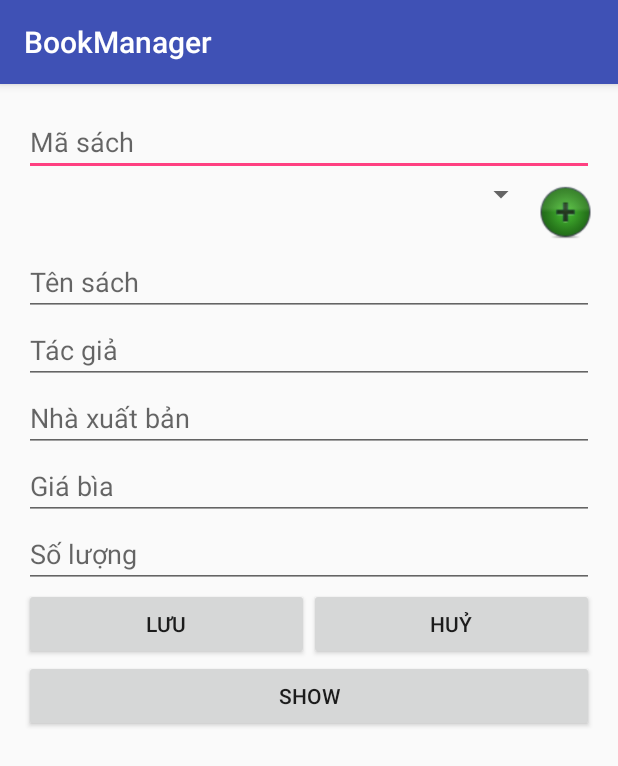
After one commit to tuvvph09410/BookManager, an Android app: the ListBookActivity screen opened directly, with no data from a screen before it, on a phone screen of 412 x 824 dp. The commit adds this screen. Shown: the top 766 px of the screen. Run offline under Robolectric (Android 15) with nearby library versions, the phone set to English and light mode, and no system bars.

Commit message:
Lab7_tuvvph09410

```diff
--- a/app/build.gradle
+++ b/app/build.gradle
@@ -1,6 +1,3 @@
-
-
-
 apply plugin: 'com.android.application'
 
 apply plugin: 'kotlin-android'
@@ -27,7 +24,7 @@ android {
 
 dependencies {
     implementation fileTree(dir: 'libs', include: ['*.jar'])
-    implementation"org.jetbrains.kotlin:kotlin-stdlib-jdk7:$kotlin_version"
+    implementation "org.jetbrains.kotlin:kotlin-stdlib-jdk7:$kotlin_version"
     implementation 'com.android.support:appcompat-v7:28.0.0'
     implementation 'com.android.support.constraint:constraint-layout:1.1.3'
     implementation 'com.android.support:design:28.0.0'
--- a/app/src/main/AndroidManifest.xml
+++ b/app/src/main/AndroidManifest.xml
@@ -8,6 +8,7 @@
         android:label="@string/app_name"
         android:supportsRtl="true"
         android:theme="@style/AppTheme">
+        <activity android:name=".ListBookActivity"></activity>
         <activity android:name=".SplashScreenActivity">
             <intent-filter>
                 <action android:name="android.intent.action.MAIN" />
@@ -22,16 +23,13 @@
         <activity
             android:name=".TheLoaiActivity"
             android:parentActivityName=".ListTheLoaiActivity" />
-
         <activity android:name=".MainActivity" />
         <activity
             android:name=".ListNguoiDungActivity"
             android:parentActivityName=".MainActivity" />
-
         <activity
             android:name=".ListTheLoaiActivity"
             android:parentActivityName=".MainActivity" />
-
     </application>
 
 </manifest>
--- /dev/null
+++ b/app/src/main/java/com/edu/fpoly/bookmanager/ListBookActivity.kt
@@ -0,0 +1,11 @@
+package com.edu.fpoly.bookmanager
+
+import android.support.v7.app.AppCompatActivity
+import android.os.Bundle
+
+class ListBookActivity : AppCompatActivity() {
+    override fun onCreate(savedInstanceState: Bundle?) {
+        super.onCreate(savedInstanceState)
+        setContentView(R.layout.activity_list_book)
+    }
+}
--- a/app/src/main/java/com/edu/fpoly/bookmanager/MainActivity.java
+++ b/app/src/main/java/com/edu/fpoly/bookmanager/MainActivity.java
@@ -41,8 +41,8 @@ public class MainActivity extends AppCompatActivity {
     }
 
     public void viewListBookActivity(View v){
-        //Intent intent = new Intent(MainActivity.this,ListBookActivity.class);
-        //startActivity(intent);
+        Intent intent = new Intent(MainActivity.this,ListBookActivity.class);
+        startActivity(intent);
     }
     public void ViewListHoaDonActivity(View v){
        // Intent intent = new Intent(MainActivity.this,ListHoaDonActivity.class);
--- a/app/src/main/java/com/edu/fpoly/bookmanager/dao/NguoiDungDao.java
+++ b/app/src/main/java/com/edu/fpoly/bookmanager/dao/NguoiDungDao.java
@@ -15,6 +15,7 @@ import java.util.List;
 public class NguoiDungDao  {
     private SQLiteDatabase db;
     private DatabaseHelper databaseHelper;
+
     public static final  String TABLE_NAME="nguoidung";
     public static final String SQL_NGUOI_DUNG="CREATE TABLE NguoiDung ( username text primary key, password text, phone text, hoten text)";
     public static final String TAG="NguoiDungDao";
--- a/app/src/main/java/com/edu/fpoly/bookmanager/model/TheLoai.java
+++ b/app/src/main/java/com/edu/fpoly/bookmanager/model/TheLoai.java
@@ -8,7 +8,6 @@ public class TheLoai {
     private String moTa;
     private int viTri;
     public TheLoai(){}
-
     public TheLoai(String maTheLoai, String tenTheLoai, String moTa, int viTri) {
         this.maTheLoai = maTheLoai;
         this.tenTheLoai = tenTheLoai;
--- /dev/null
+++ b/app/src/main/res/layout/activity_list_book.xml
@@ -0,0 +1,89 @@
+<?xml version="1.0" encoding="utf-8"?>
+<LinearLayout xmlns:android="http://schemas.android.com/apk/res/android"
+    xmlns:app="http://schemas.android.com/apk/res-auto"
+    xmlns:tools="http://schemas.android.com/tools"
+    android:layout_width="match_parent"
+    android:layout_height="match_parent"
+    android:paddingBottom="@dimen/activity_vertical_margin"
+    android:paddingLeft="@dimen/activity_horizontal_margin"
+    android:paddingRight="@dimen/activity_horizontal_margin"
+    android:paddingTop="@dimen/activity_vertical_margin"
+    android:orientation="vertical"
+    tools:context=".ListBookActivity">
+
+    <EditText
+        android:id="@+id/edMaSach"
+        android:layout_width="match_parent"
+        android:layout_height="wrap_content"
+        android:hint="Mã sách" />
+    <LinearLayout
+        android:layout_width="match_parent"
+        android:layout_height="wrap_content"
+        android:orientation="horizontal"
+        >
+        <Spinner
+            android:id="@+id/spnTheLoai"
+            android:layout_width="match_parent"
+            android:layout_height="wrap_content"
+            android:paddingTop="15dp"
+            android:layout_weight="4"
+            />
+        <ImageView
+            android:layout_width="wrap_content"
+            android:layout_height="wrap_content"
+            android:layout_weight="1"
+            android:src="@drawable/button_plus_green"
+            />
+        </LinearLayout>
+
+
+    <EditText
+        android:id="@+id/edTenSach"
+        android:layout_width="match_parent"
+        android:layout_height="wrap_content"
+        android:hint="Tên sách" />
+    <EditText
+        android:id="@+id/edTacGia"
+        android:layout_width="match_parent"
+        android:layout_height="wrap_content"
+        android:hint="Tác giả" />
+    <EditText
+        android:id="@+id/edNXB"
+        android:layout_width="match_parent"
+        android:layout_height="wrap_content"
+        android:hint="Nhà xuất bản" />
+    <EditText
+        android:id="@+id/edGiaBia"
+        android:layout_width="match_parent"
+        android:layout_height="wrap_content"
+        android:hint="Giá bìa" />     <EditText
+    android:id="@+id/edSoLuong"
+    android:layout_width="match_parent"
+    android:layout_height="wrap_content"
+    android:hint="Số lượng" />
+    <LinearLayout
+        android:layout_width="match_parent"
+        android:layout_height="wrap_content"
+        android:orientation="horizontal"
+        android:weightSum="2">
+    <Button
+        android:id="@+id/btnAddBook"
+        android:layout_width="wrap_content"
+        android:layout_height="wrap_content"
+        android:layout_weight="1"
+        android:onClick="addBook"
+        android:text="Lưu" />
+    <Button
+        android:id="@+id/btnCancelBook"
+        android:layout_width="wrap_content"
+        android:layout_height="wrap_content"
+        android:layout_weight="1"
+        android:text="Huỷ" />
+    </LinearLayout>
+    <Button
+    android:id="@+id/btnShowBook"
+    android:layout_width="match_parent"
+    android:layout_height="wrap_content"
+    android:onClick="showBook"
+    android:text="show" />
+</LinearLayout>
```
Also changed, not shown: app/src/main/java/com/edu/fpoly/bookmanager/ListTheLoaiActivity.java (+23 -3 lines), app/src/main/java/com/edu/fpoly/bookmanager/TheLoaiActivity.java (+23 -2 lines), app/src/main/java/com/edu/fpoly/bookmanager/adapter/TheLoaiAdapter.java (added, +87 -0 lines), app/src/main/java/com/edu/fpoly/bookmanager/dao/SachDao.java (added, +181 -0 lines), app/src/main/java/com/edu/fpoly/bookmanager/dao/TheLoaiDao.java (+22 -1 lines).
